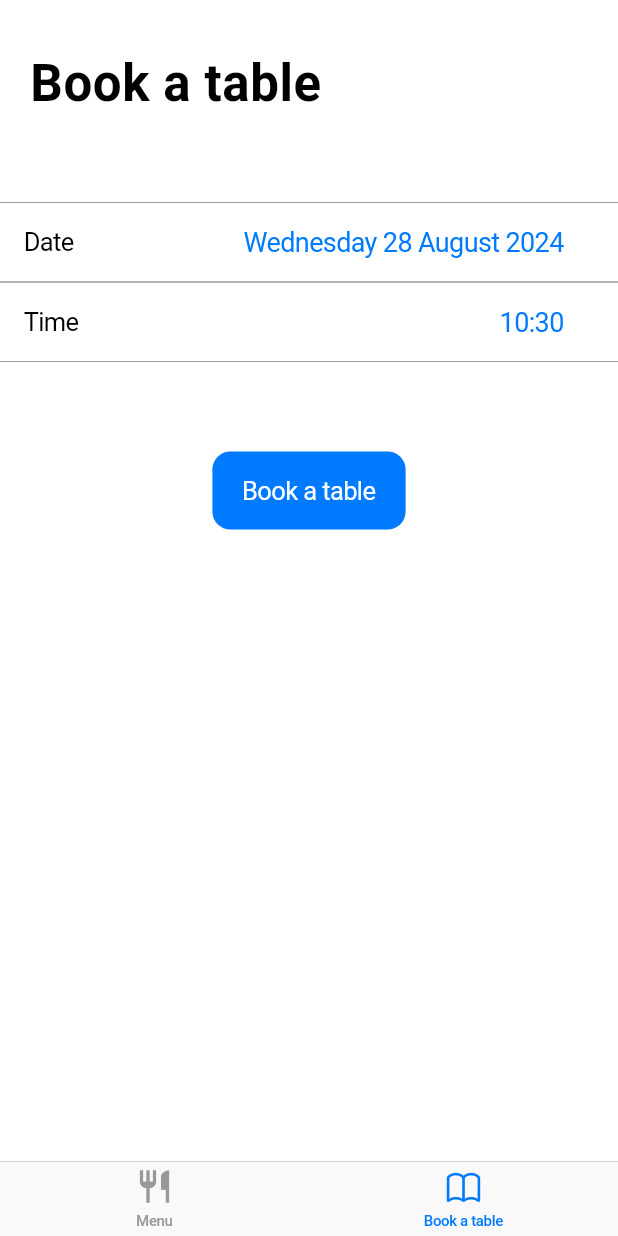
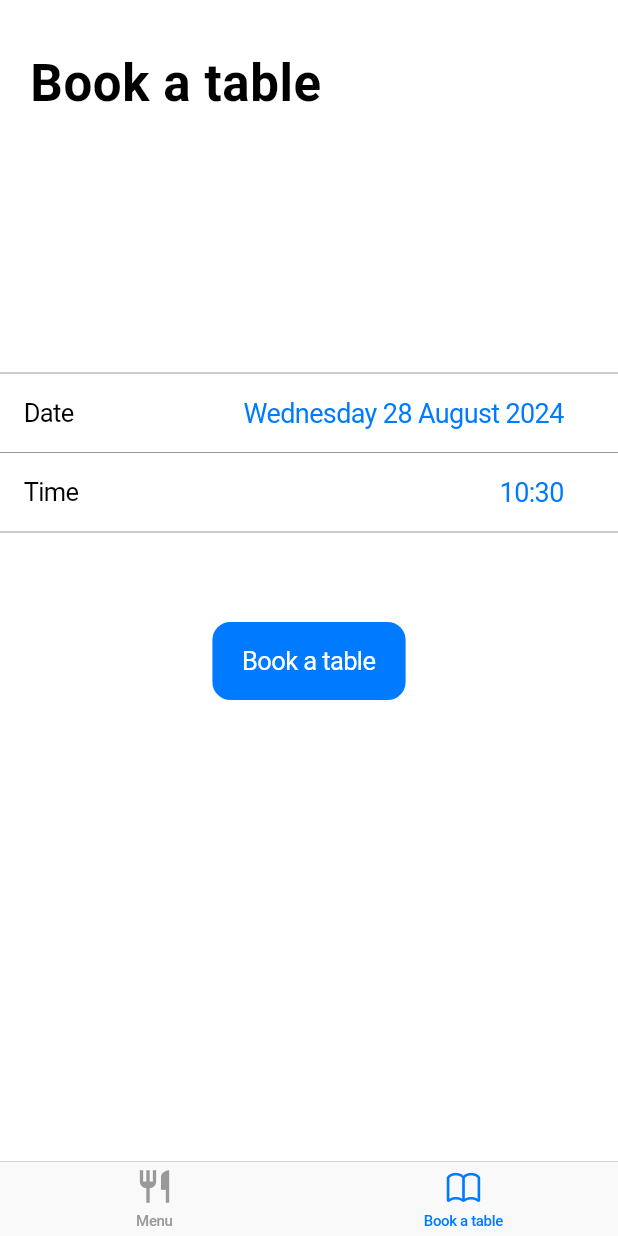
Before and after one commit to dleurs/restaurant_app, a Flutter app: the screen it shows after launch, item 2 of the bottom bar chosen, after a tap on "Book a table", on a phone screen of 412 x 824 dp. Run offline on Flutter 3.47's test engine with Material 3 defaults, Android fonts, the phone set to English and light mode, and no system bars; our stand-ins replace cloud_firestore, dartx, firebase_auth, firebase_core, flutter_bloc, freezed_annotation; accounts and stored records are empty; network calls fail.

```diff
--- a/lib/book_table/domain/table_reservation_entity.dart
+++ b/lib/book_table/domain/table_reservation_entity.dart
@@ -1,5 +1,4 @@
 import 'package:freezed_annotation/freezed_annotation.dart';
-import 'package:dartx/dartx.dart';
 
 part 'table_reservation_entity.freezed.dart';
 part 'table_reservation_entity.g.dart';
--- a/lib/book_table/view/book_table_page.dart
+++ b/lib/book_table/view/book_table_page.dart
@@ -1,6 +1,7 @@
 import 'package:flutter/cupertino.dart';
 import 'package:intl/intl.dart';
 import 'package:restaurant_app/shared/app_dimensions.dart';
+import 'dart:developer' as developer;
 
 class BookTablePage extends StatefulWidget {
   const BookTablePage({super.key});
@@ -64,7 +65,7 @@ class _BookTablePageState extends State<BookTablePage> {
                   CupertinoTheme.of(context).textTheme.navLargeTitleTextStyle,
             ),
           ),
-          const SizedBox(height: 40),
+          const Expanded(child: SizedBox.shrink()),
           DatePickerItem(
             children: <Widget>[
               const Text('Date'),
@@ -125,8 +126,16 @@ class _BookTablePageState extends State<BookTablePage> {
           const SizedBox(height: 60),
           Center(
             child: CupertinoButton.filled(
-                onPressed: () {}, child: const Text("Book a table")),
-          )
+                onPressed: () {
+                  String reservedSlotDayId =
+                      DateFormat("yyyy-MM-dd").format(date);
+                  developer.log(reservedSlotDayId);
+                  String reservedSlotHourId = DateFormat("HH").format(time);
+                  developer.log(reservedSlotHourId);
+                },
+                child: const Text("Book a table")),
+          ),
+          const Expanded(flex: 2, child: SizedBox.shrink()),
         ],
       )),
     );
--- a/lib/food/view/food_search_page.dart
+++ b/lib/food/view/food_search_page.dart
@@ -78,9 +78,10 @@ class _FoodSearchPageState extends State<FoodSearchPage> {
                                   //placeholder: "Search",
                                 ),
                               ),
-                              CupertinoListSection.insetGrouped(
-                                children: (state.filteredFood.isNotEmpty)
-                                    ? state.filteredFood.map((FoodEntity food) {
+                              (state.filteredFood.isNotEmpty)
+                                  ? CupertinoListSection.insetGrouped(
+                                      children: state.filteredFood
+                                          .map((FoodEntity food) {
                                         return CupertinoListTile(
                                           title: Text(food.name),
                                           trailing:
@@ -97,16 +98,13 @@ class _FoodSearchPageState extends State<FoodSearchPage> {
                                             );
                                           },
                                         );
-                                      }).toList()
-                                    : [
-                                        const Padding(
-                                          padding: EdgeInsets.symmetric(
-                                              vertical: 25),
-                                          child: Text(
-                                              "No results with this search"),
-                                        )
-                                      ],
-                              ),
+                                      }).toList(),
+                                    )
+                                  : const Padding(
+                                      padding:
+                                          EdgeInsets.symmetric(vertical: 25),
+                                      child: Text("No results found"),
+                                    ),
                             ],
                           );
                       }
```
